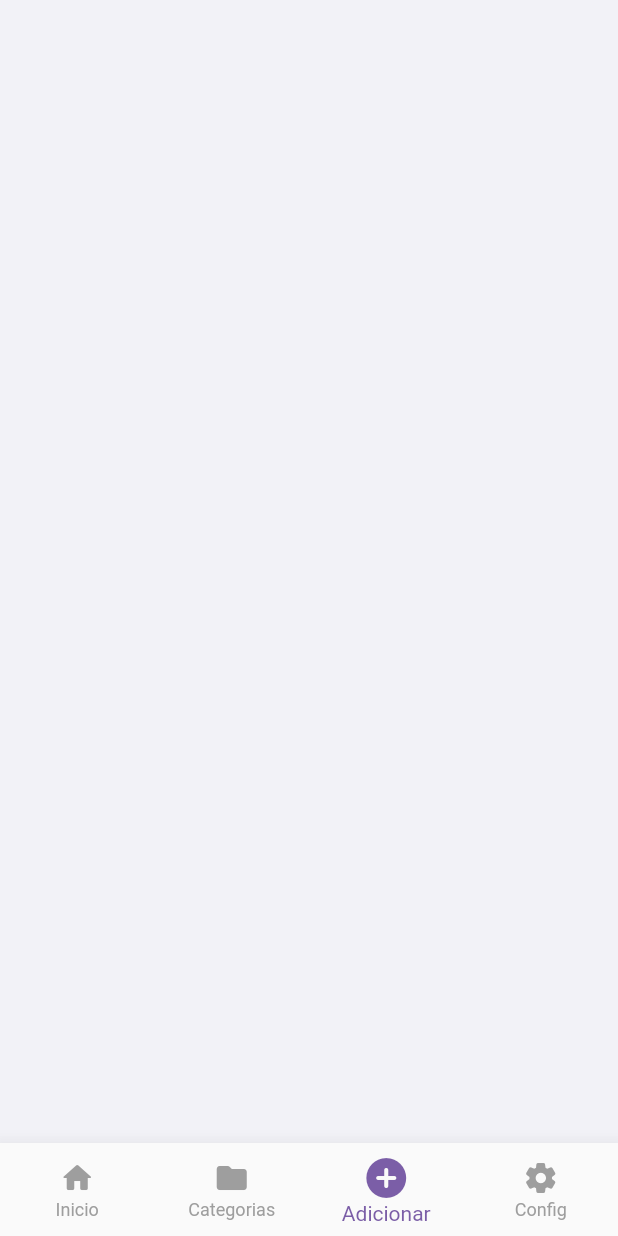
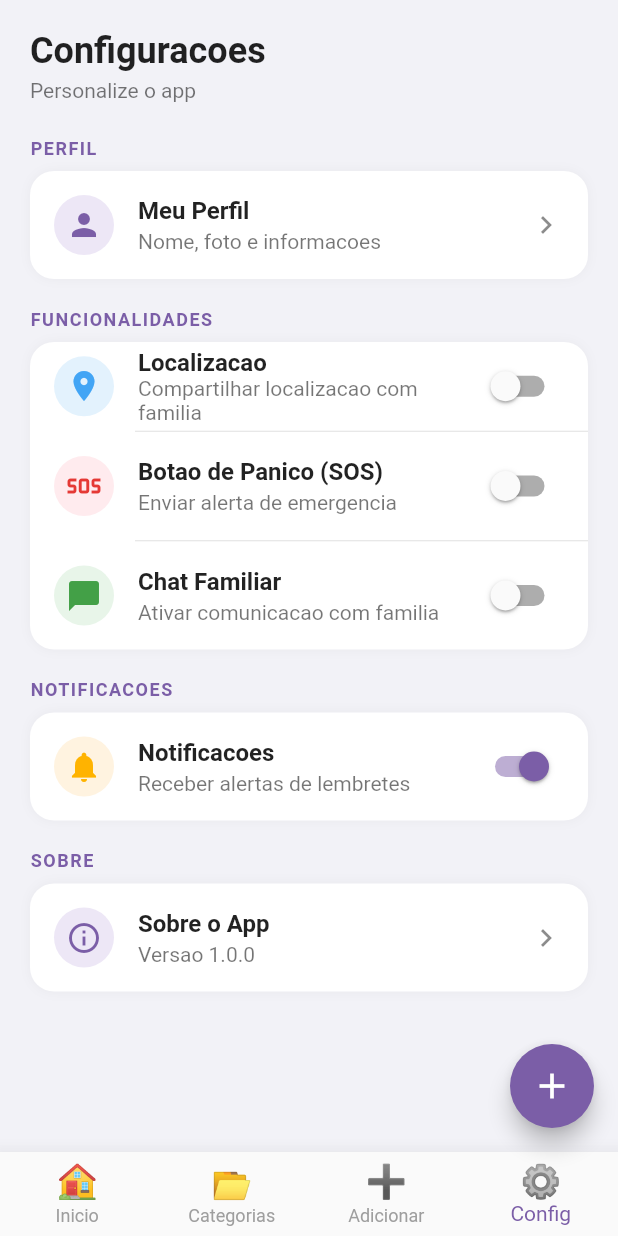
Before and after one commit to fasterdrible-lab/ME-LEMBRA-AI, a Flutter app: the HomeScreen screen opened directly, item 4 of the bottom bar chosen, on a phone screen of 412 x 824 dp. Run offline on Flutter 3.47's test engine with Material 3 defaults, Android fonts, the phone set to English and light mode, and no system bars; our stand-ins replace firebase_core, shared_preferences; accounts and stored records are empty.

```diff
--- /dev/null
+++ b/me_lembra_ai/lib/config_screen.dart
@@ -0,0 +1,116 @@
+import 'package:flutter/material.dart';
+
+class ConfigScreen extends StatefulWidget {
+  const ConfigScreen({super.key});
+  @override
+  State<ConfigScreen> createState() => _ConfigScreenState();
+}
+
+class _ConfigScreenState extends State<ConfigScreen> {
+  bool _localizacao = false;
+  bool _sos = false;
+  bool _chat = false;
+  bool _notificacoes = true;
+
+  @override
+  Widget build(BuildContext context) {
+    return SafeArea(
+      child: SingleChildScrollView(
+        padding: const EdgeInsets.all(20),
+        child: Column(
+          crossAxisAlignment: CrossAxisAlignment.start,
+          children: [
+            const Text('Configuracoes', style: TextStyle(fontSize: 24, fontWeight: FontWeight.bold)),
+            const SizedBox(height: 4),
+            const Text('Personalize o app', style: TextStyle(color: Colors.black54)),
+            const SizedBox(height: 24),
+            _secao('PERFIL'),
+            _card(child: ListTile(
+              leading: const CircleAvatar(backgroundColor: Color(0xFFEDE7F6), child: Icon(Icons.person, color: Color(0xFF7B5EA7))),
+              title: const Text('Meu Perfil', style: TextStyle(fontWeight: FontWeight.w600)),
+              subtitle: const Text('Nome, foto e informacoes'),
+              trailing: const Icon(Icons.chevron_right),
+              onTap: () {},
+            )),
+            const SizedBox(height: 16),
+            _secao('FUNCIONALIDADES'),
+            _card(child: Column(children: [
+              SwitchListTile(
+                secondary: const CircleAvatar(backgroundColor: Color(0xFFE3F2FD), child: Icon(Icons.location_on, color: Color(0xFF42A5F5))),
+                title: const Text('Localizacao', style: TextStyle(fontWeight: FontWeight.w600)),
+                subtitle: const Text('Compartilhar localizacao com familia'),
+                value: _localizacao,
+                activeColor: const Color(0xFF7B5EA7),
+                onChanged: (v) => setState(() => _localizacao = v),
+              ),
+              const Divider(height: 1, indent: 70),
+              SwitchListTile(
+                secondary: const CircleAvatar(backgroundColor: Color(0xFFFFEBEE), child: Icon(Icons.sos, color: Color(0xFFE53935))),
+                title: const Text('Botao de Panico (SOS)', style: TextStyle(fontWeight: FontWeight.w600)),
+                subtitle: const Text('Enviar alerta de emergencia'),
+                value: _sos,
+                activeColor: const Color(0xFF7B5EA7),
+                onChanged: (v) => setState(() => _sos = v),
+              ),
+              if (_sos) Padding(
+                padding: const EdgeInsets.fromLTRB(16, 0, 16, 12),
+                child: TextField(
+                  decoration: InputDecoration(
+                    hintText: 'Numero de emergencia (ex: 11999999999)',
+                    prefixIcon: const Icon(Icons.phone, color: Color(0xFFE53935)),
+                    filled: true, fillColor: const Color(0xFFF2F2F7),
+                    border: OutlineInputBorder(borderRadius: BorderRadius.circular(12), borderSide: BorderSide.none),
+                  ),
+                  keyboardType: TextInputType.phone,
+                ),
+              ),
+              const Divider(height: 1, indent: 70),
+              SwitchListTile(
+                secondary: const CircleAvatar(backgroundColor: Color(0xFFE8F5E9), child: Icon(Icons.chat_bubble, color: Color(0xFF43A047))),
+                title: const Text('Chat Familiar', style: TextStyle(fontWeight: FontWeight.w600)),
+                subtitle: const Text('Ativar comunicacao com familia'),
+                value: _chat,
+                activeColor: const Color(0xFF7B5EA7),
+                onChanged: (v) => setState(() => _chat = v),
+              ),
+            ])),
+            const SizedBox(height: 16),
+            _secao('NOTIFICACOES'),
+            _card(child: SwitchListTile(
+              secondary: const CircleAvatar(backgroundColor: Color(0xFFFFF3E0), child: Icon(Icons.notifications, color: Color(0xFFFFB300))),
+              title: const Text('Notificacoes', style: TextStyle(fontWeight: FontWeight.w600)),
+              subtitle: const Text('Receber alertas de lembretes'),
+              value: _notificacoes,
+              activeColor: const Color(0xFF7B5EA7),
+              onChanged: (v) => setState(() => _notificacoes = v),
+            )),
+            const SizedBox(height: 16),
+            _secao('SOBRE'),
+            _card(child: Column(children: [
+              ListTile(
+                leading: const CircleAvatar(backgroundColor: Color(0xFFEDE7F6), child: Icon(Icons.info_outline, color: Color(0xFF7B5EA7))),
+                title: const Text('Sobre o App', style: TextStyle(fontWeight: FontWeight.w600)),
+                subtitle: const Text('Versao 1.0.0'),
+                trailing: const Icon(Icons.chevron_right),
+                onTap: () {},
+              ),
+            ])),
+            const SizedBox(height: 30),
+          ],
+        ),
+      ),
+    );
+  }
+
+  Widget _secao(String t) => Padding(
+    padding: const EdgeInsets.only(bottom: 8),
+    child: Text(t, style: const TextStyle(fontSize: 12, fontWeight: FontWeight.bold, color: Color(0xFF7B5EA7), letterSpacing: 1)),
+  );
+
+  Widget _card({required Widget child}) => Container(
+    margin: const EdgeInsets.only(bottom: 4),
+    decoration: BoxDecoration(color: Colors.white, borderRadius: BorderRadius.circular(16),
+      boxShadow: [BoxShadow(blurRadius: 6, color: Colors.black.withOpacity(0.04))]),
+    child: child,
+  );
+}
--- a/me_lembra_ai/lib/home_screen.dart
+++ b/me_lembra_ai/lib/home_screen.dart
@@ -28,7 +28,7 @@ class _HomeScreenState extends State<HomeScreen> {
 
   Future<void> _carregarPerfil() async {
     final perfil = await ProfileService.getProfile();
-    setState(() => _perfil = perfil ?? 'Andre');
+    setState(() => _perfil = perfil ?? 'Voce');
   }
 
   void _carregarData() {
@@ -44,15 +44,35 @@ class _HomeScreenState extends State<HomeScreen> {
   }
 
   String _getEmoji(String raw) {
+    final remedio = '💊';
+    final consulta = '🩺';
+    final aniversario = '🎂';
+    final mercado = '🛒';
+    final reuniao = '🤝';
+    final tomar = '💧';
+    final padrao = '🔔';
     final tipo = raw.split('|').first;
     switch (tipo) {
-      case 'Remedio': return '💊';
-      case 'Consulta': return '🩺';
-      case 'Aniversario': return '🎂';
-      case 'Mercado': return '🛒';
-      case 'Reuniao': return '🤝';
-      case 'Tomar': return '💧';
-      default: return '🔔';
+      case 'Remedio': return remedio;
+      case 'Consulta': return consulta;
+      case 'Aniversario': return aniversario;
+      case 'Mercado': return mercado;
+      case 'Reuniao': return reuniao;
+      case 'Tomar': return tomar;
+      default: return padrao;
+    }
+  }
+
+  Color _getIconeCor(String raw) {
+    final tipo = raw.split('|').first;
+    switch (tipo) {
+      case 'Remedio': return const Color(0xFFFFEEEE);
+      case 'Consulta': return const Color(0xFFEEF4FF);
+      case 'Aniversario': return const Color(0xFFFFF3E0);
+      case 'Mercado': return const Color(0xFFE8F5E9);
+      case 'Reuniao': return const Color(0xFFEDE7F6);
+      case 'Tomar': return const Color(0xFFE3F2FD);
+      default: return const Color(0xFFF2F2F7);
     }
   }
 
@@ -66,7 +86,7 @@ class _HomeScreenState extends State<HomeScreen> {
     if (parts.length < 2) return '';
     final tipo = parts[0];
     final desc = parts.length > 2 ? parts[2] : '';
-    if (desc.isNotEmpty) return tipo + ' · ' + desc;
+    if (desc.isNotEmpty) return tipo + ' \u00B7 ' + desc;
     return tipo;
   }
 
@@ -80,14 +100,11 @@ class _HomeScreenState extends State<HomeScreen> {
       context: context,
       builder: (_) => AlertDialog(
         shape: RoundedRectangleBorder(borderRadius: BorderRadius.circular(20)),
-        title: const Row(children: [
-          Text('🆘', style: TextStyle(fontSize: 28)),
-          SizedBox(width: 10),
-          Text('Botao de Panico', style: TextStyle(fontWeight: FontWeight.bold)),
-        ]),
+        title: const Text('Botao de Panico', style: TextStyle(fontWeight: FontWeight.bold)),
         content: const Text('Deseja enviar um alerta de emergencia para seus contatos?'),
         actions: [
-          TextButton(onPressed: () => Navigator.pop(context), child: const Text('Cancelar')),\n          ElevatedButton(
+          TextButton(onPressed: () => Navigator.pop(context), child: const Text('Cancelar')),
+          ElevatedButton(
             style: ElevatedButton.styleFrom(
               backgroundColor: const Color(0xFFE53935),
               foregroundColor: Colors.white,
@@ -122,43 +139,11 @@ class _HomeScreenState extends State<HomeScreen> {
             child: Column(
               crossAxisAlignment: CrossAxisAlignment.start,
               children: [
-                Row(
-                  mainAxisAlignment: MainAxisAlignment.spaceBetween,
-                  children: [
-                    Text(
-                      'Bom dia, ' + _perfil + '! 👋',
+                Text('Bom dia, ' + _perfil + '! 👋',
                   style: const TextStyle(color: Colors.white70, fontSize: 16),
                 ),
-                    Row(children: [
-                      GestureDetector(
-                        onTap: () {},
-                        child: Container(
-                          padding: const EdgeInsets.all(8),
-                          decoration: BoxDecoration(
-                            color: Colors.white24,
-                            borderRadius: BorderRadius.circular(12),
-                          ),
-                          child: const Text('💬', style: TextStyle(fontSize: 18)),
-                        ),
-                      ),
-                      const SizedBox(width: 8),
-                      GestureDetector(
-                        onTap: _mostrarSOS,
-                        child: Container(
-                          padding: const EdgeInsets.all(8),
-                          decoration: BoxDecoration(
-                            color: const Color(0xFFE53935),
-                            borderRadius: BorderRadius.circular(12),
-                          ),
-                          child: const Text('🆘', style: TextStyle(fontSize: 18)),
-                        ),
-                      ),
-                    ]),
-                  ],
-                ),
                 const SizedBox(height: 6),
-                const Text(
-                  'Me Lembra Ai',
+                const Text('Me Lembra Ai',
                   style: TextStyle(color: Colors.white, fontSize: 28, fontWeight: FontWeight.bold),
                 ),
                 const SizedBox(height: 12),
@@ -190,9 +175,8 @@ class _HomeScreenState extends State<HomeScreen> {
                   children: [
                     const Text('Hoje', style: TextStyle(fontSize: 18, fontWeight: FontWeight.bold)),
                     TextButton(
-                      onPressed: () => Navigator.push(context,
-                          MaterialPageRoute(builder: (_) => const RemindersScreen())),
-                      child: const Text('Ver todos ->', style: TextStyle(color: Color(0xFF7B5EA7))),
+                      onPressed: () => Navigator.push(context, MaterialPageRoute(builder: (_) => const RemindersScreen())),
+                      child: const Text('Ver todos', style: TextStyle(color: Color(0xFF7B5EA7))),
                     ),
                   ],
                 ),
@@ -201,14 +185,9 @@ class _HomeScreenState extends State<HomeScreen> {
                     ? Container(
                         padding: const EdgeInsets.all(20),
                         decoration: BoxDecoration(color: Colors.white, borderRadius: BorderRadius.circular(16)),
-                        child: const Center(
-                          child: Text(
-                            'Nenhum lembrete.
-Toque em Adicionar!',
+                        child: const Center(child: Text('Nenhum lembrete. Toque em Adicionar!',
                           textAlign: TextAlign.center,
-                            style: TextStyle(color: Colors.black45),
-                          ),
-                        ),
+                          style: TextStyle(color: Colors.black45))),
                       )
                     : Column(children: _lembretes.take(3).map((l) => _lembreteCard(l)).toList()),
                 const SizedBox(height: 24),
@@ -219,11 +198,9 @@ Toque em Adicionar!',
                     : Container(
                         padding: const EdgeInsets.all(16),
                         decoration: BoxDecoration(color: Colors.white, borderRadius: BorderRadius.circular(16)),
-                        child: const Center(
-                          child: Text('Nenhum lembrete em breve.', style: TextStyle(color: Colors.black45)),
+                        child: const Center(child: Text('Nenhum lembrete em breve.', style: TextStyle(color: Colors.black45))),
                       ),
-                      ),
-                const SizedBox(height: 20),
+                const SizedBox(height: 80),
               ],
             ),
           ),
@@ -236,6 +213,7 @@ Toque em Adicionar!',
     final titulo = _getTitulo(raw);
     final subtitulo = _getSubtitulo(raw);
     final emoji = _getEmoji(raw);
+    final cor = _getIconeCor(raw);
     final hora = _getHora(raw);
     return Container(
       margin: const EdgeInsets.only(bottom: 10),
@@ -249,7 +227,7 @@ Toque em Adicionar!',
         children: [
           Container(
             width: 44, height: 44,
-            decoration: BoxDecoration(color: const Color(0xFFF2F2F7), borderRadius: BorderRadius.circular(12)),
+            decoration: BoxDecoration(color: cor, borderRadius: BorderRadius.circular(12)),
             child: Center(child: Text(emoji, style: const TextStyle(fontSize: 22))),
           ),
           const SizedBox(width: 12),
@@ -266,15 +244,13 @@ Toque em Adicionar!',
           Column(
             crossAxisAlignment: CrossAxisAlignment.end,
             children: [
-              Text(
-                hora.isNotEmpty ? hora : 'Hoje',
-                style: const TextStyle(color: Color(0xFF7B5EA7), fontWeight: FontWeight.w600, fontSize: 13),
-              ),
+              Text(hora.isNotEmpty ? hora : 'Hoje',
+                style: const TextStyle(color: Color(0xFF7B5EA7), fontWeight: FontWeight.w600, fontSize: 13)),
               if (hora.isNotEmpty)
                 Container(
                   margin: const EdgeInsets.only(top: 2),
                   padding: const EdgeInsets.symmetric(horizontal: 6, vertical: 2),
-                  decoration: BoxDecoration(color: const Color(0xFFE53935), borderRadius: BorderRadius.circular(6)),
+                  decoration: BoxDecoration(color: const Color(0xFF7B5EA7), borderRadius: BorderRadius.circular(6)),
                   child: const Text('HOJ', style: TextStyle(color: Colors.white, fontSize: 10, fontWeight: FontWeight.bold)),
                 ),
             ],
@@ -292,14 +268,11 @@ Toque em Adicionar!',
       const SizedBox(),
       const ConfigScreen(),
     ];
-
     return Scaffold(
       backgroundColor: const Color(0xFFF2F2F7),
       body: telas[_abaAtual],
-      bottomNavigationBar: BottomNavigationBar(
-        currentIndex: _abaAtual,
-        onTap: (i) async {
-          if (i == 2) {
+      floatingActionButton: FloatingActionButton(
+        onPressed: () async {
           final resultado = await Navigator.push<String>(
             context,
             MaterialPageRoute(builder: (_) => const CreateReminderScreen()),
@@ -311,20 +284,23 @@ Toque em Adicionar!',
             await prefs.setStringList('lembretes', lista);
             _carregarLembretes();
           }
-          } else {
-            setState(() => _abaAtual = i > 2 ? i - 1 : i);
-          }
         },
+        backgroundColor: const Color(0xFF7B5EA7),
+        child: const Icon(Icons.add, color: Colors.white, size: 28),
+      ),
+      bottomNavigationBar: BottomNavigationBar(
+        currentIndex: _abaAtual == 3 ? 3 : _abaAtual,
+        onTap: (i) => setState(() => _abaAtual = i),
         type: BottomNavigationBarType.fixed,
         selectedItemColor: const Color(0xFF7B5EA7),
         unselectedItemColor: Colors.grey,
         showUnselectedLabels: true,
         elevation: 12,
         items: const [
-          BottomNavigationBarItem(icon: Icon(Icons.home_rounded), label: 'Inicio'),
-          BottomNavigationBarItem(icon: Icon(Icons.folder_rounded), label: 'Categorias'),
-          BottomNavigationBarItem(icon: Icon(Icons.add_circle_rounded, size: 32), label: 'Adicionar'),
-          BottomNavigationBarItem(icon: Icon(Icons.settings_rounded), label: 'Config'),
+BottomNavigationBarItem(icon: Text('🏠', style: TextStyle(fontSize: 22)), label: 'Inicio'),
+          BottomNavigationBarItem(icon: Text('📂', style: TextStyle(fontSize: 22)), label: 'Categorias'),
+          BottomNavigationBarItem(icon: Text('➕', style: TextStyle(fontSize: 22)), label: 'Adicionar'),
+          BottomNavigationBarItem(icon: Text('⚙', style: TextStyle(fontSize: 22)), label: 'Config'),
         ],
       ),
     );
--- a/me_lembra_ai/lib/main.dart
+++ b/me_lembra_ai/lib/main.dart
@@ -12,12 +12,10 @@ class MeLembraApp extends StatelessWidget {
   Widget build(BuildContext context) {
     return MaterialApp(
       debugShowCheckedModeBanner: false,
-
       theme: ThemeData(
         useMaterial3: false,
       ),
-
-      home: const ProfileSelectionScreen(), // ✅ AGORA É A TELA INICIAL
+      home: const ProfileSelectionScreen(),
     );
   }
 }
```
Also changed, not shown: me_lembra_ai/lib/categories_screen.dart (added, +96 -0 lines), me_lembra_ai/assets/icon/app_icon.png (added), me_lembra_ai/assets/images/LOGO.png (added), me_lembra_ai/pubspec.lock, 10 other files. Lines whose indentation alone changed are shown as unchanged.
